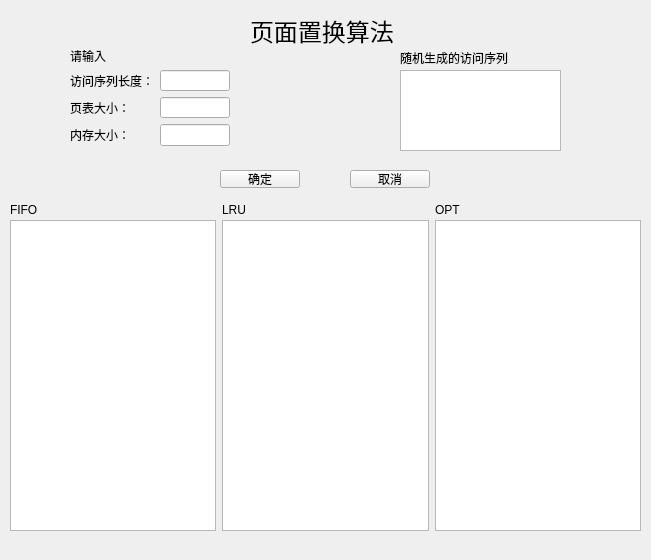
Old version of the form widget.ui in the repository canghaicloud/page-replacement-algorithm.
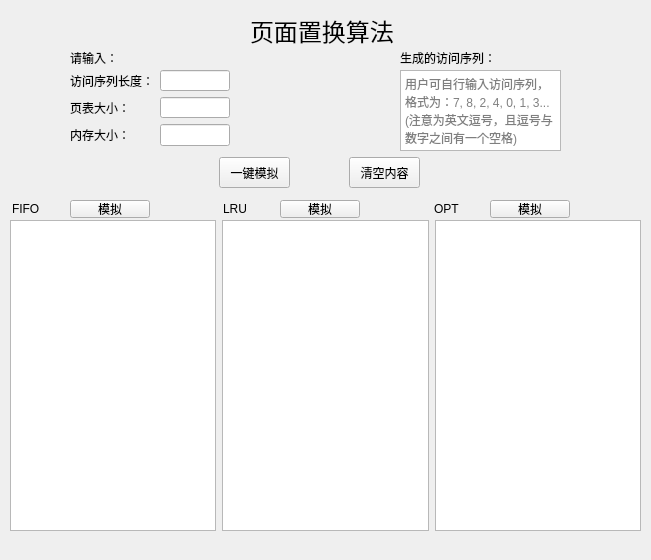
New version of the form. Icons and pictures are not drawn.

The edit to the form file:
```diff
--- a/widget.ui
+++ b/widget.ui
@@ -22,12 +22,12 @@
     <rect>
      <x>400</x>
      <y>50</y>
-     <width>111</width>
+     <width>161</width>
      <height>16</height>
     </rect>
    </property>
    <property name="text">
-    <string>随机生成的访问序列：</string>
+    <string>生成的访问序列：</string>
    </property>
   </widget>
   <widget class="QLabel" name="label_8">
@@ -35,8 +35,8 @@
     <rect>
      <x>70</x>
      <y>50</y>
-     <width>40</width>
-     <height>12</height>
+     <width>161</width>
+     <height>16</height>
     </rect>
    </property>
    <property name="text">
@@ -48,7 +48,7 @@
     <rect>
      <x>250</x>
      <y>10</y>
-     <width>161</width>
+     <width>151</width>
      <height>41</height>
     </rect>
    </property>
@@ -59,27 +59,27 @@
   <widget class="QPushButton" name="pushButton">
    <property name="geometry">
     <rect>
-     <x>220</x>
-     <y>170</y>
-     <width>80</width>
-     <height>18</height>
+     <x>219</x>
+     <y>157</y>
+     <width>71</width>
+     <height>31</height>
     </rect>
    </property>
    <property name="text">
-    <string>确定</string>
+    <string>一键模拟</string>
    </property>
   </widget>
   <widget class="QPushButton" name="pushButton_2">
    <property name="geometry">
     <rect>
-     <x>350</x>
-     <y>170</y>
-     <width>80</width>
-     <height>18</height>
+     <x>349</x>
+     <y>157</y>
+     <width>71</width>
+     <height>31</height>
     </rect>
    </property>
    <property name="text">
-    <string>取消</string>
+    <string>清空内容</string>
    </property>
   </widget>
   <widget class="QWidget" name="layoutWidget">
@@ -133,6 +133,19 @@
      <height>81</height>
     </rect>
    </property>
+   <property name="html">
+    <string>&lt;!DOCTYPE HTML PUBLIC &quot;-//W3C//DTD HTML 4.0//EN&quot; &quot;http://www.w3.org/TR/REC-html40/strict.dtd&quot;&gt;
+&lt;html&gt;&lt;head&gt;&lt;meta name=&quot;qrichtext&quot; content=&quot;1&quot; /&gt;&lt;meta charset=&quot;utf-8&quot; /&gt;&lt;style type=&quot;text/css&quot;&gt;
+p, li { white-space: pre-wrap; }
+hr { height: 1px; border-width: 0; }
+li.unchecked::marker { content: &quot;\2610&quot;; }
+li.checked::marker { content: &quot;\2612&quot;; }
+&lt;/style&gt;&lt;/head&gt;&lt;body style=&quot; font-family:'Microsoft YaHei UI'; font-size:9pt; font-weight:400; font-style:normal;&quot;&gt;
+&lt;p style=&quot;-qt-paragraph-type:empty; margin-top:0px; margin-bottom:0px; margin-left:0px; margin-right:0px; -qt-block-indent:0; text-indent:0px;&quot;&gt;&lt;br /&gt;&lt;/p&gt;&lt;/body&gt;&lt;/html&gt;</string>
+   </property>
+   <property name="placeholderText">
+    <string>用户可自行输入访问序列，格式为：7, 8, 2, 4, 0, 1, 3...(注意为英文逗号，且逗号与数字之间有一个空格)</string>
+   </property>
   </widget>
   <widget class="QWidget" name="layoutWidget">
    <property name="geometry">
@@ -145,49 +158,106 @@
    </property>
    <layout class="QHBoxLayout" name="horizontalLayout">
     <item>
-     <widget class="QTextEdit" name="textEdit"/>
-    </item>
-    <item>
-     <widget class="QTextEdit" name="textEdit_2"/>
-    </item>
-    <item>
-     <widget class="QTextEdit" name="textEdit_3"/>
-    </item>
-   </layout>
-  </widget>
-  <widget class="QWidget" name="layoutWidget">
-   <property name="geometry">
-    <rect>
-     <x>10</x>
-     <y>200</y>
-     <width>631</width>
-     <height>20</height>
-    </rect>
-   </property>
-   <layout class="QHBoxLayout" name="horizontalLayout_2">
-    <item>
-     <widget class="QLabel" name="label_6">
-      <property name="text">
-       <string>FIFO</string>
+     <widget class="QTextEdit" name="textEdit">
+      <property name="readOnly">
+       <bool>true</bool>
       </property>
      </widget>
     </item>
     <item>
-     <widget class="QLabel" name="label_7">
-      <property name="text">
-       <string>LRU</string>
+     <widget class="QTextEdit" name="textEdit_2">
+      <property name="readOnly">
+       <bool>true</bool>
       </property>
      </widget>
     </item>
     <item>
-     <widget class="QLabel" name="label_5">
-      <property name="text">
-       <string>OPT</string>
+     <widget class="QTextEdit" name="textEdit_3">
+      <property name="readOnly">
+       <bool>true</bool>
       </property>
      </widget>
     </item>
    </layout>
   </widget>
+  <widget class="QPushButton" name="pushButton_3">
+   <property name="geometry">
+    <rect>
+     <x>70</x>
+     <y>200</y>
+     <width>80</width>
+     <height>18</height>
+    </rect>
+   </property>
+   <property name="text">
+    <string>模拟</string>
+   </property>
+  </widget>
+  <widget class="QPushButton" name="pushButton_4">
+   <property name="geometry">
+    <rect>
+     <x>280</x>
+     <y>200</y>
+     <width>80</width>
+     <height>18</height>
+    </rect>
+   </property>
+   <property name="text">
+    <string>模拟</string>
+   </property>
+  </widget>
+  <widget class="QPushButton" name="pushButton_5">
+   <property name="geometry">
+    <rect>
+     <x>490</x>
+     <y>200</y>
+     <width>80</width>
+     <height>18</height>
+    </rect>
+   </property>
+   <property name="text">
+    <string>模拟</string>
+   </property>
+  </widget>
+  <widget class="QLabel" name="label_6">
+   <property name="geometry">
+    <rect>
+     <x>12</x>
+     <y>201</y>
+     <width>51</width>
+     <height>16</height>
+    </rect>
+   </property>
+   <property name="text">
+    <string>FIFO</string>
+   </property>
+  </widget>
+  <widget class="QLabel" name="label_7">
+   <property name="geometry">
+    <rect>
+     <x>223</x>
+     <y>201</y>
+     <width>51</width>
+     <height>16</height>
+    </rect>
+   </property>
+   <property name="text">
+    <string>LRU</string>
+   </property>
+  </widget>
+  <widget class="QLabel" name="label_5">
+   <property name="geometry">
+    <rect>
+     <x>434</x>
+     <y>201</y>
+     <width>51</width>
+     <height>16</height>
+    </rect>
+   </property>
+   <property name="text">
+    <string>OPT</string>
+   </property>
+  </widget>
  </widget>
  <resources/>
  <connections/>
```
